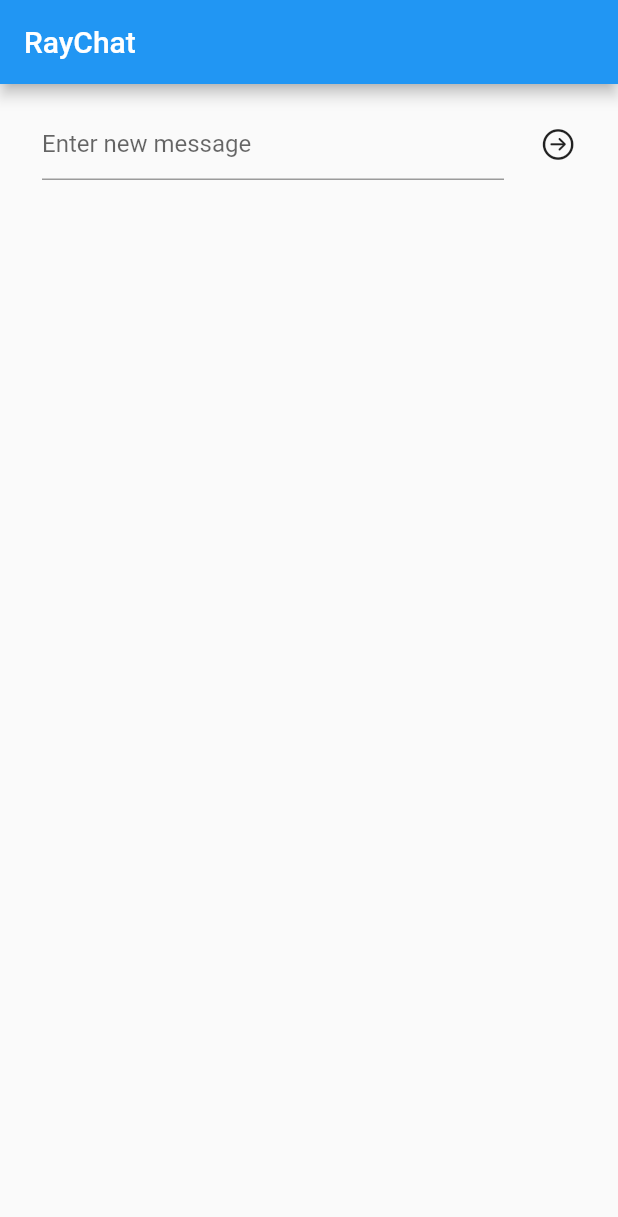
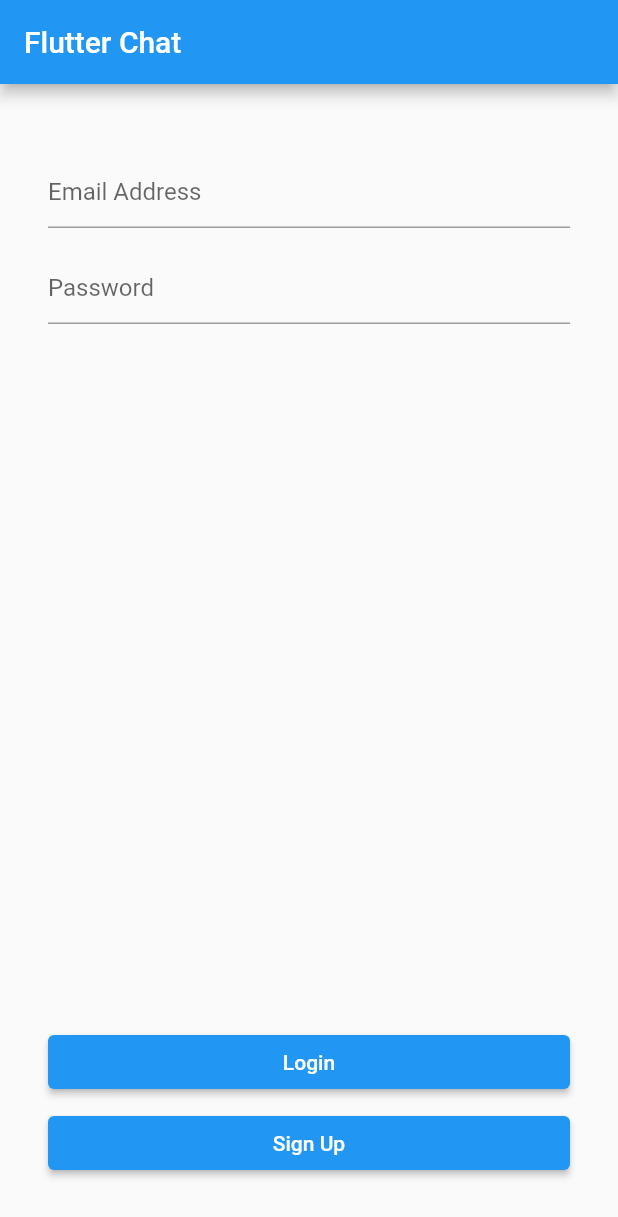
Before and after one commit to 9OSU1G02/Chat-Flutter, a Flutter app: the screen it shows after launch, on a phone screen of 412 x 824 dp. Shown: the top 1217 px of the screen. Run offline on Flutter 3.47's test engine with Material 2 defaults, Android fonts, the phone set to English and light mode, and no system bars; our stand-ins replace cloud_firestore, firebase_auth, firebase_core; accounts and stored records are empty.

```diff
--- /dev/null
+++ b/lib/data/message.dart
@@ -0,0 +1,33 @@
+import 'package:cloud_firestore/cloud_firestore.dart';
+
+class Message {
+  final String text;
+  final DateTime date;
+  final String? email;
+
+  DocumentReference? reference;
+  Message({
+    required this.text,
+    required this.date,
+    this.email,
+    this.reference,
+  });
+
+  factory Message.fromJson(Map<dynamic, dynamic> json) => Message(
+        text: json['text'] as String,
+        date: DateTime.parse(json['date'] as String),
+        email: json['email'] as String?,
+      );
+
+  Map<String, dynamic> toJson() => <String, dynamic>{
+        'date': date.toString(),
+        'text': text,
+        'email': email,
+      };
+
+  factory Message.fromSnapshot(DocumentSnapshot snapshot) {
+    final message = Message.fromJson(snapshot.data() as Map<String, dynamic>);
+    message.reference = snapshot.reference;
+    return message;
+  }
+}
--- /dev/null
+++ b/lib/data/message_dao.dart
@@ -0,0 +1,15 @@
+import 'package:chat_flutter/data/message.dart';
+import 'package:cloud_firestore/cloud_firestore.dart';
+
+class MessageDao {
+  final CollectionReference collection =
+      FirebaseFirestore.instance.collection('messages');
+
+  void saveMessage(Message message) {
+    collection.add(message.toJson());
+  }
+
+  Stream<QuerySnapshot> getMessageStream() {
+    return collection.snapshots();
+  }
+}
--- /dev/null
+++ b/lib/data/user_dao.dart
@@ -0,0 +1,64 @@
+import 'dart:developer';
+import 'package:firebase_auth/firebase_auth.dart';
+import 'package:flutter/material.dart';
+
+class UserDao extends ChangeNotifier {
+  final auth = FirebaseAuth.instance;
+  bool isLoggedIn() {
+    return auth.currentUser != null;
+  }
+
+  String? userId() {
+    return auth.currentUser?.uid;
+  }
+
+  String? userEmail() {
+    return auth.currentUser?.email;
+  }
+
+  Future<String?> signup(String email, String password) async {
+    try {
+      await auth.createUserWithEmailAndPassword(
+          email: email, password: password);
+      notifyListeners();
+      return null;
+    } on FirebaseAuthException catch (e) {
+      if (e.code == 'weak-password') {
+        log('The password provided is too weak.');
+      } else if (e.code == 'email-already-in-use') {
+        log('The account already exists for that email.');
+      }
+      return e.message;
+    } catch (e) {
+      log(e.toString());
+      return e.toString();
+    }
+  }
+
+  Future<String?> login(String email, String password) async {
+    try {
+      await auth.signInWithEmailAndPassword(
+        email: email,
+        password: password,
+      );
+
+      notifyListeners();
+      return null;
+    } on FirebaseAuthException catch (e) {
+      if (e.code == 'weak-password') {
+        log('The password provided is too weak.');
+      } else if (e.code == 'email-already-in-use') {
+        log('The account already exists for that email.');
+      }
+      return e.message;
+    } catch (e) {
+      log(e.toString());
+      return e.toString();
+    }
+  }
+
+  void logout() async {
+    await auth.signOut();
+    notifyListeners();
+  }
+}
--- a/lib/main.dart
+++ b/lib/main.dart
@@ -1,9 +1,14 @@
+import 'package:chat_flutter/data/user_dao.dart';
+import 'package:chat_flutter/ui/login.dart';
 import 'package:flutter/material.dart';
 import 'ui/message_list.dart';
+import 'package:firebase_core/firebase_core.dart';
+import 'package:provider/provider.dart';
+import '../data/message_dao.dart';
 
 Future<void> main() async {
   WidgetsFlutterBinding.ensureInitialized();
-  // TODO: Add Firebase Initialization
+  await Firebase.initializeApp();
   runApp(const App());
 }
 
@@ -12,14 +17,30 @@ class App extends StatelessWidget {
 
   @override
   Widget build(BuildContext context) {
-    // TODO: Add MultiProvider
-    return MaterialApp(
-      debugShowCheckedModeBanner: false,
-      title: 'RayChat',
-      theme: ThemeData(primaryColor: const Color(0xFF3D814A)),
-      // TODO: Add Consumer<UserDao> here
-      home: const MessageList(),
-      // TODO: Add closing parenthesis
-    );
+    return MultiProvider(
+        providers: [
+          ChangeNotifierProvider(
+            create: (_) => UserDao(),
+            lazy: false,
+          ),
+          Provider(
+            create: (_) => MessageDao(),
+            lazy: false,
+          ),
+        ],
+        child: MaterialApp(
+          debugShowCheckedModeBanner: false,
+          title: 'Flutter Chat',
+          theme: ThemeData(primaryColor: const Color(0xFF3D814A)),
+          home: Consumer<UserDao>(
+            builder: (context, userDao, child) {
+              if (userDao.isLoggedIn()) {
+                return const MessageList();
+              } else {
+                return const Login();
+              }
+            },
+          ),
+        ));
   }
 }
--- /dev/null
+++ b/lib/ui/login.dart
@@ -0,0 +1,145 @@
+import 'package:flutter/material.dart';
+import 'package:provider/provider.dart';
+
+import '../data/user_dao.dart';
+
+class Login extends StatefulWidget {
+  const Login({Key? key}) : super(key: key);
+
+  @override
+  State createState() => _LoginState();
+}
+
+class _LoginState extends State<Login> {
+  final _emailController = TextEditingController();
+  final _passwordController = TextEditingController();
+  final GlobalKey<FormState> _formKey = GlobalKey<FormState>();
+
+  @override
+  void dispose() {
+    _emailController.dispose();
+    _passwordController.dispose();
+    super.dispose();
+  }
+
+  @override
+  Widget build(BuildContext context) {
+    final userDao = Provider.of<UserDao>(context, listen: false);
+    return Scaffold(
+      appBar: AppBar(
+        title: const Text('Flutter Chat'),
+      ),
+      body: Padding(
+        padding: const EdgeInsets.all(32.0),
+        child: Form(
+          key: _formKey,
+          child: Column(
+            children: [
+              Row(
+                children: [
+                  const SizedBox(height: 80),
+                  Expanded(
+                    child: TextFormField(
+                      decoration: const InputDecoration(
+                        border: UnderlineInputBorder(),
+                        hintText: 'Email Address',
+                      ),
+                      autofocus: false,
+                      keyboardType: TextInputType.emailAddress,
+                      textCapitalization: TextCapitalization.none,
+                      autocorrect: false,
+                      controller: _emailController,
+                      validator: (String? value) {
+                        if (value == null || value.isEmpty) {
+                          return 'Email Required';
+                        }
+                        return null;
+                      },
+                    ),
+                  ),
+                ],
+              ),
+              Row(
+                children: [
+                  const SizedBox(height: 20),
+                  Expanded(
+                    child: TextFormField(
+                      decoration: const InputDecoration(
+                        border: UnderlineInputBorder(),
+                        hintText: 'Password',
+                      ),
+                      autofocus: false,
+                      obscureText: true,
+                      keyboardType: TextInputType.visiblePassword,
+                      textCapitalization: TextCapitalization.none,
+                      autocorrect: false,
+                      controller: _passwordController,
+                      validator: (String? value) {
+                        if (value == null || value.isEmpty) {
+                          return 'Password Required';
+                        }
+                        return null;
+                      },
+                    ),
+                  ),
+                ],
+              ),
+              const Spacer(),
+              Row(
+                children: [
+                  const SizedBox(height: 20),
+                  Expanded(
+                    child: ElevatedButton(
+                      onPressed: () async {
+                        final errorMessage = await userDao.login(
+                          _emailController.text,
+                          _passwordController.text,
+                        );
+                        if (errorMessage != null) {
+                          if (!mounted) return;
+                          ScaffoldMessenger.of(context).showSnackBar(
+                            SnackBar(
+                              content: Text(errorMessage),
+                              duration: const Duration(milliseconds: 700),
+                            ),
+                          );
+                        }
+                      },
+                      child: const Text('Login'),
+                    ),
+                  )
+                ],
+              ),
+              Row(
+                children: [
+                  const SizedBox(height: 20),
+                  Expanded(
+                    child: ElevatedButton(
+                      onPressed: () async {
+                        final errorMessage = await userDao.signup(
+                          _emailController.text,
+                          _passwordController.text,
+                        );
+                        if (errorMessage != null) {
+                          if (!mounted) return;
+                          ScaffoldMessenger.of(context).showSnackBar(
+                            SnackBar(
+                              content: Text(errorMessage),
+                              duration: const Duration(milliseconds: 700),
+                            ),
+                          );
+                        }
+                      },
+                      child: const Text('Sign Up'),
+                    ),
+                  ),
+                  const SizedBox(height: 60),
+                ],
+              ),
+            ],
+          ),
+        ),
+      ),
+    );
+  }
+}
--- a/lib/ui/message_widget.dart
+++ b/lib/ui/message_widget.dart
@@ -24,7 +24,7 @@ class MessageWidget extends StatelessWidget {
       ),
       child: Column(
         children: [
-          if (email != null) ...[
+          if (email != null)
             Padding(
               padding: const EdgeInsets.only(top: 4),
               child: Align(
@@ -35,7 +35,6 @@ class MessageWidget extends StatelessWidget {
                 ),
               ),
             ),
-          ],
           Container(
             decoration: BoxDecoration(boxShadow: [
               BoxShadow(
--- a/pubspec.yaml
+++ b/pubspec.yaml
@@ -39,6 +39,7 @@ dependencies:
   provider: ^6.0.5
   firebase_core: ^2.8.0
   cloud_firestore: ^4.4.5
+  firebase_auth: ^4.2.2
 
 dev_dependencies:
   flutter_test:
```
Also changed, not shown: lib/ui/message_list.dart (+62 -20 lines), pubspec.lock, 2 other files.
